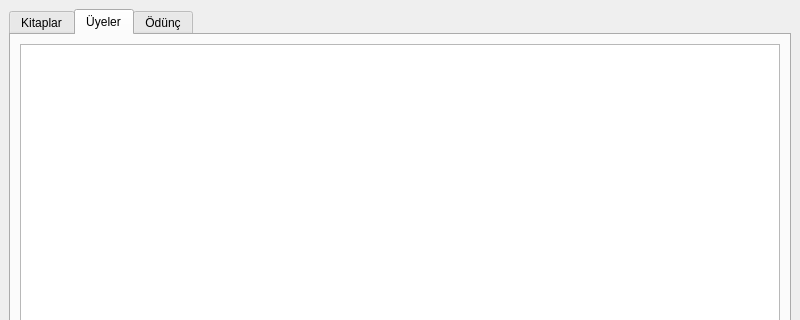
First picture: the form in mainwindow.ui, repository edanurakin/KUBYS, before the edit; both pictures show x 0 to 800 and y 0 to 320 of the 800 by 600 pixel window.
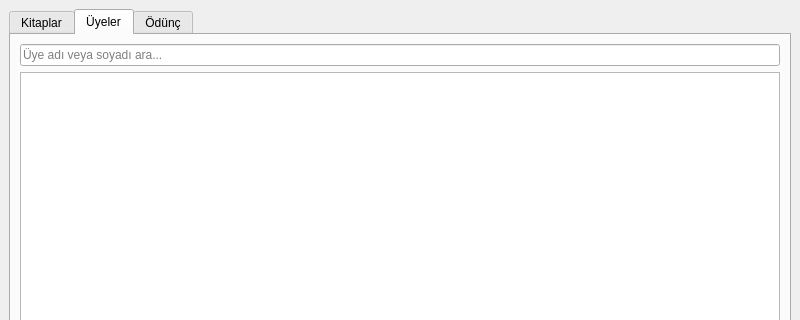
Second picture: the form after the edit. The open tabs and pages were chosen to show the change.

Commit message: Dinamik arama, kitap iade mekanizması ve sistem loglama tamamlandı.

Patch:
```diff
--- a/mainwindow.ui
+++ b/mainwindow.ui
@@ -42,6 +42,13 @@
         <string>Üyeler</string>
        </attribute>
        <layout class="QVBoxLayout" name="verticalLayout_3">
+        <item>
+         <widget class="QLineEdit" name="txtUyeAra">
+          <property name="placeholderText">
+           <string>Üye adı veya soyadı ara...</string>
+          </property>
+         </widget>
+        </item>
         <item>
          <widget class="QTableView" name="viewUyeler"/>
         </item>
```
Left out of the diff: 16 changed lines with no effect on the pictures. The commit also changes 2 other files.
